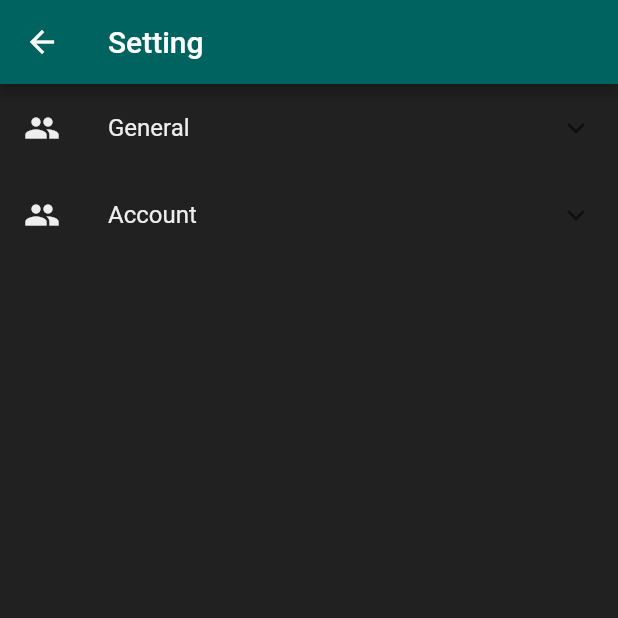
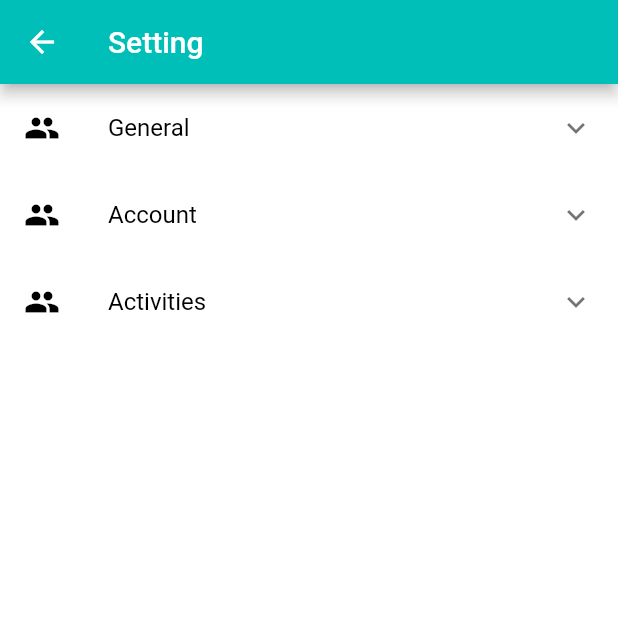
Before and after one commit to Airbornharsh/Shore_app, a Flutter app: the SettingScreen screen opened by its route, on a phone screen of 412 x 824 dp, the top half of it. Run offline on Flutter 3.47's test engine with Material 2 defaults, Android fonts, the phone set to English and light mode, and no system bars; our stand-ins replace file_picker, firebase_auth, firebase_core, firebase_storage, flutter_native_image, scrollable_positioned_list and 2 more; missing offline and left inert: a package; accounts and stored records are empty; network calls fail.

Commit message:
Updated and App Icon

```diff
--- a/lib/Components/HomeScreen/Home.dart
+++ b/lib/Components/HomeScreen/Home.dart
@@ -21,15 +21,14 @@ class Home extends StatefulWidget {
 class _HomeState extends State<Home> {
   @override
   Widget build(BuildContext context) {
-    return RefreshIndicator(
-      onRefresh: () async {
-        widget.reloadPosts();
-      },
-      child: Container(
-        width: MediaQuery.of(context).size.width,
-        decoration:
-            const BoxDecoration(color: Color.fromARGB(31, 121, 121, 121)),
-        // height: MediaQuery.of(context).size.height - 130,
+    return Container(
+      width: MediaQuery.of(context).size.width,
+      decoration:
+          const BoxDecoration(color: Color.fromARGB(31, 121, 121, 121)),
+      child: RefreshIndicator(
+        onRefresh: () async {
+          widget.reloadPosts();
+        },
         child: Column(
           children: [
             // if (Provider.of<User>(context).getIsAuth) const Upload(),
--- a/lib/Components/Requests/Requests.dart
+++ b/lib/Components/Requests/Requests.dart
@@ -28,22 +28,24 @@ class _RequestsState extends State<Requests> {
 
   @override
   Widget build(BuildContext context) {
-    setState(() {
     if (widget.start) {
       Provider.of<User>(context, listen: false)
           .loadRequestingFollowers()
           .then((el) {
+        setState(() {
           unsignuserRequestingList = el;
           widget.start = false;
+        });
       });
       Provider.of<User>(context, listen: false)
           .loadRequestingFollowing()
           .then((el) {
+        setState(() {
           unsignuserRequestedList = el;
           widget.start = false;
         });
+      });
     }
-    });
 
     return RefreshIndicator(
       onRefresh: () async {
--- /dev/null
+++ b/lib/Components/SettingScreen/ActivitiesList.dart
@@ -0,0 +1,61 @@
+import 'package:flutter/material.dart';
+import 'package:provider/provider.dart';
+import 'package:shore_app/provider/AppSetting.dart';
+import 'package:shore_app/provider/User.dart';
+
+class ActivitiesList extends StatefulWidget {
+  const ActivitiesList({super.key});
+
+  @override
+  State<ActivitiesList> createState() => _ActivitiesListState();
+}
+
+class _ActivitiesListState extends State<ActivitiesList> {
+  @override
+  Widget build(BuildContext context) {
+    return ExpansionTile(
+      iconColor: Provider.of<AppSetting>(context).getdarkMode
+          ? Colors.grey.shade200
+          : Colors.black,
+      backgroundColor: Provider.of<AppSetting>(context).getdarkMode
+          ? Colors.grey.shade600
+          : Colors.white,
+      leading: Icon(Icons.people_sharp,
+          color: Provider.of<AppSetting>(context).getdarkMode
+              ? Colors.grey.shade200
+              : Colors.black),
+      title: Text("Activities",
+          style: TextStyle(
+            color: Provider.of<AppSetting>(context).getdarkMode
+                ? Colors.grey.shade200
+                : Colors.black,
+          )),
+      children: [
+        ListTile(
+          onTap: () {},
+          title: Text("Liked Posts",
+              style: TextStyle(
+                  color: Provider.of<AppSetting>(context).getdarkMode
+                      ? Colors.grey.shade300
+                      : Colors.black)),
+          trailing: Icon(Icons.favorite_border,
+              color: Provider.of<AppSetting>(context).getdarkMode
+                  ? Colors.grey.shade300
+                  : Colors.black),
+        ),
+        ListTile(
+          onTap: () {},
+          title: Text("Bookmarked Posts",
+              style: TextStyle(
+                  color: Provider.of<AppSetting>(context).getdarkMode
+                      ? Colors.grey.shade300
+                      : Colors.black)),
+          trailing: Icon(Icons.bookmark_border,
+              color: Provider.of<AppSetting>(context).getdarkMode
+                  ? Colors.grey.shade300
+                  : Colors.black),
+        ),
+      ],
+    );
+  }
+}
--- a/lib/provider/AppSetting.dart
+++ b/lib/provider/AppSetting.dart
@@ -2,7 +2,7 @@ import 'package:flutter/material.dart';
 import 'package:shared_preferences/shared_preferences.dart';
 
 class AppSetting with ChangeNotifier {
-  bool darkMode = true;
+  bool darkMode = false;
 
   bool get getdarkMode {
     return darkMode;
--- a/lib/screens/AuthScreen.dart
+++ b/lib/screens/AuthScreen.dart
@@ -129,7 +129,7 @@ class _AuthScreenState extends State<AuthScreen> {
                     },
                   ),
                 );
-                Navigator.of(context).popAndPushNamed(HomeScreen.routeName);
+                Navigator.of(context).popAndPushNamed("/");
               } else {
                 var snackBar = SnackBar(
                   content: Text(loginRes),
--- a/lib/screens/HomeScreen.dart
+++ b/lib/screens/HomeScreen.dart
@@ -14,7 +14,7 @@ import 'package:shore_app/screens/AuthScreen.dart';
 
 class HomeScreen extends StatefulWidget {
   HomeScreen({super.key});
-  static const routeName = "/";
+  // static const routeName = "/";
   bool start = true;
 
   @override
--- a/lib/screens/SettingScreen.dart
+++ b/lib/screens/SettingScreen.dart
@@ -1,6 +1,7 @@
 import 'package:flutter/material.dart';
 import 'package:provider/provider.dart';
 import 'package:shore_app/Components/SettingScreen/AccountList.dart';
+import 'package:shore_app/Components/SettingScreen/ActivitiesList.dart';
 import 'package:shore_app/Components/SettingScreen/GeneralList.dart';
 import 'package:shore_app/provider/AppSetting.dart';
 
@@ -28,7 +29,7 @@ class _SettingScreenState extends State<SettingScreen> {
                 ? Colors.grey.shade900
                 : Colors.white),
         child: Column(
-          children: const [GeneralList(), AccountList()],
+          children: const [GeneralList(), AccountList(), ActivitiesList()],
         ),
       ),
     );
```
Also changed, not shown: pubspec.yaml (+8 -4 lines), lib/assets/images/Shore_Logo.png (added), pubspec.lock, 28 other files. Lines whose indentation alone changed are shown as unchanged.
